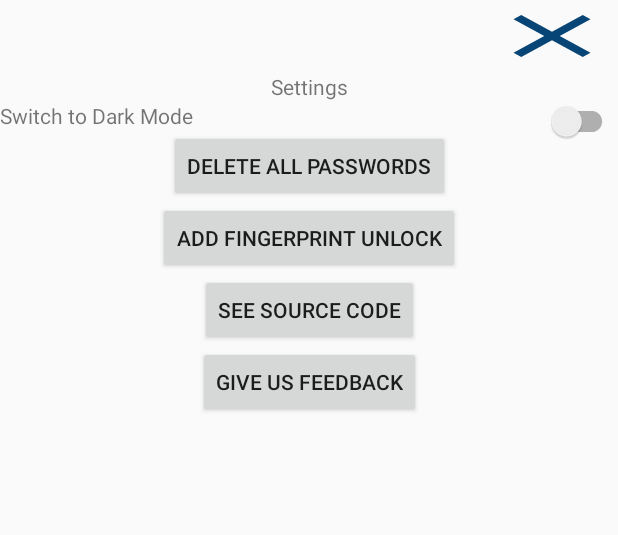
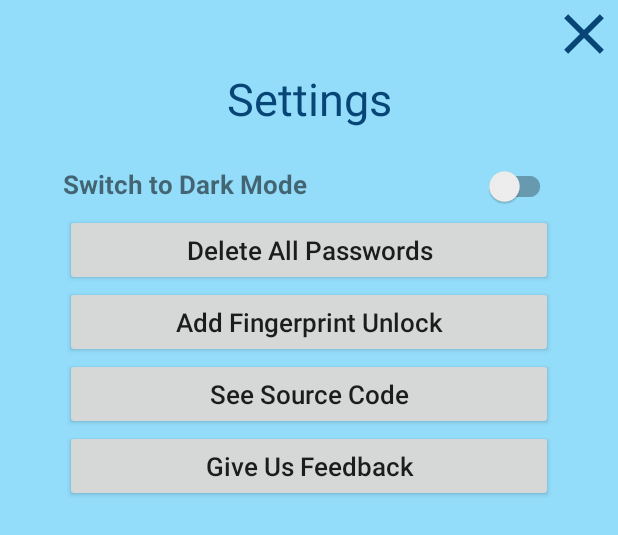
Before and after one commit to nakshatra-bazukaa/SecureD, an Android app: the layout setting_dialog.xml on its own in the app's theme, with its tools: preview values and no code run, on a phone screen of 412 x 824 dp. Shown: the top 535 px of the screen. Run offline under Robolectric (Android 15) with nearby library versions, the phone set to English and light mode, and no system bars.

Commit message:
settings

```diff
--- a/Android/app/src/main/res/layout/setting_dialog.xml
+++ b/Android/app/src/main/res/layout/setting_dialog.xml
@@ -2,19 +2,23 @@
 <androidx.constraintlayout.widget.ConstraintLayout xmlns:android="http://schemas.android.com/apk/res/android"
     android:layout_width="match_parent"
     android:layout_height="match_parent"
+    android:background="@color/colorPrimary"
     xmlns:app="http://schemas.android.com/apk/res-auto">
     <Button
         android:id="@+id/dialog_setting_btn_dismiss"
-        android:layout_width="wrap_content"
-        android:layout_height="wrap_content"
+        android:layout_width="45dp"
+        android:layout_height="45dp"
         app:layout_constraintEnd_toEndOf="parent"
         app:layout_constraintTop_toTopOf="parent"
         android:background="@drawable/ic_clear_24px"/>
     <TextView
         android:id="@+id/dialog_setting_tv_title"
         android:layout_width="wrap_content"
-        android:layout_height="wrap_content"
+        android:layout_height="65dp"
         android:text="Settings"
+        android:textSize="30dp"
+        android:paddingBottom="5dp"
+        android:textColor="@color/colorAccent"
         app:layout_constraintStart_toStartOf="parent"
         app:layout_constraintEnd_toEndOf="parent"
         app:layout_constraintTop_toBottomOf="@+id/dialog_setting_btn_dismiss"/>
@@ -22,45 +26,58 @@
         android:id="@+id/dialog_setting_tv_switch"
         android:layout_width="wrap_content"
         android:layout_height="wrap_content"
+        android:layout_marginLeft="42dp"
+        android:paddingBottom="8dp"
         android:text="Switch to Dark Mode"
+        android:textSize="17dp"
+        android:textStyle="bold"
         app:layout_constraintStart_toStartOf="parent"
         app:layout_constraintTop_toBottomOf="@+id/dialog_setting_tv_title"/>
     <com.google.android.material.switchmaterial.SwitchMaterial
         android:id="@+id/dialog_setting_switch_mode"
         android:layout_width="0dp"
         android:layout_height="wrap_content"
+        android:layout_marginRight="41dp"
         app:layout_constraintTop_toBottomOf="@+id/dialog_setting_tv_title"
         app:layout_constraintStart_toStartOf="@+id/dialog_setting_tv_switch"
         app:layout_constraintEnd_toEndOf="parent"/>
     <Button
         android:id="@+id/dialog_setting_btn_delete_all"
-        android:layout_width="wrap_content"
+        android:layout_width="325dp"
         android:layout_height="wrap_content"
         android:text="Delete All Passwords"
+        android:textAllCaps="false"
+        android:textSize="17dp"
         app:layout_constraintTop_toBottomOf="@+id/dialog_setting_tv_switch"
         app:layout_constraintStart_toStartOf="parent"
         app:layout_constraintEnd_toEndOf="parent"/>
     <Button
         android:id="@+id/dialog_setting_btn_add_finger_unlock"
-        android:layout_width="wrap_content"
+        android:layout_width="325dp"
         android:layout_height="wrap_content"
         android:text="Add Fingerprint Unlock"
+        android:textAllCaps="false"
+        android:textSize="17dp"
         app:layout_constraintTop_toBottomOf="@+id/dialog_setting_btn_delete_all"
         app:layout_constraintStart_toStartOf="parent"
         app:layout_constraintEnd_toEndOf="parent"/>
     <Button
         android:id="@+id/dialog_setting_btn_see_source_code"
-        android:layout_width="wrap_content"
+        android:layout_width="325dp"
         android:layout_height="wrap_content"
         android:text="See Source Code"
+        android:textAllCaps="false"
+        android:textSize="17dp"
         app:layout_constraintTop_toBottomOf="@+id/dialog_setting_btn_add_finger_unlock"
         app:layout_constraintStart_toStartOf="parent"
         app:layout_constraintEnd_toEndOf="parent"/>
     <Button
         android:id="@+id/dialog_setting_btn_feedback"
-        android:layout_width="wrap_content"
+        android:layout_width="325dp"
         android:layout_height="wrap_content"
         android:text="Give Us Feedback"
+        android:textAllCaps="false"
+        android:textSize="17dp"
         app:layout_constraintTop_toBottomOf="@+id/dialog_setting_btn_see_source_code"
         app:layout_constraintStart_toStartOf="parent"
         app:layout_constraintEnd_toEndOf="parent"/>
```
Also changed, not shown: Android/app/src/main/res/layout/activity_make_password.xml (+11 -12 lines), Android/app/src/main/res/layout/confirm_delete_dialog.xml (+8 -2 lines).
